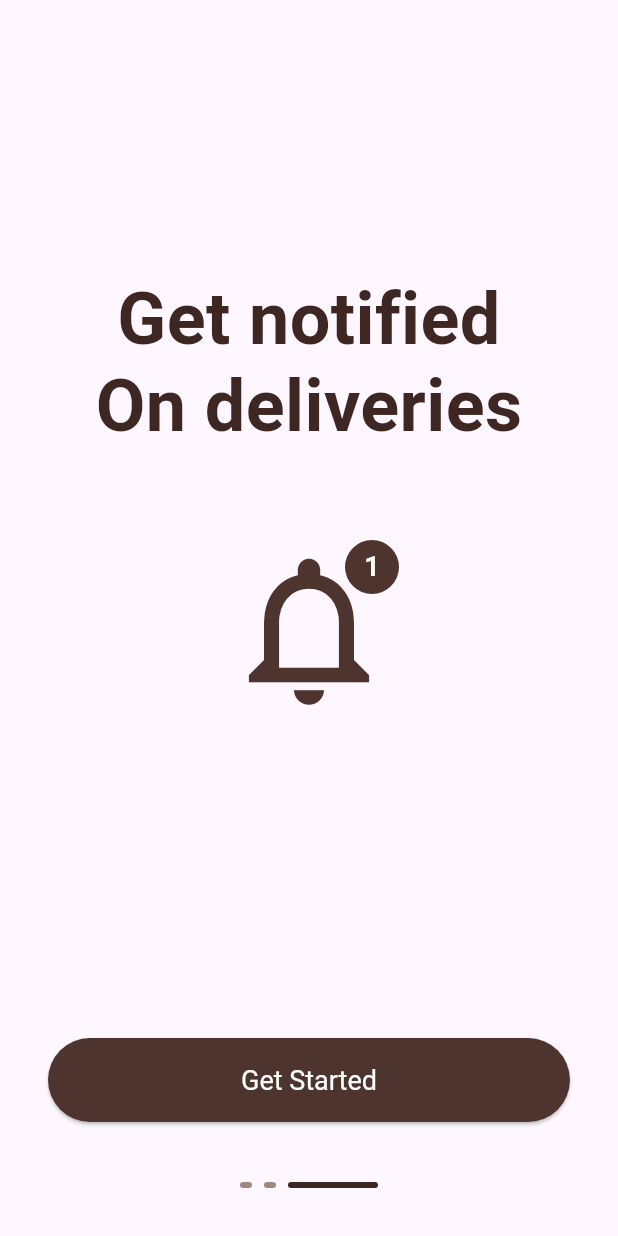
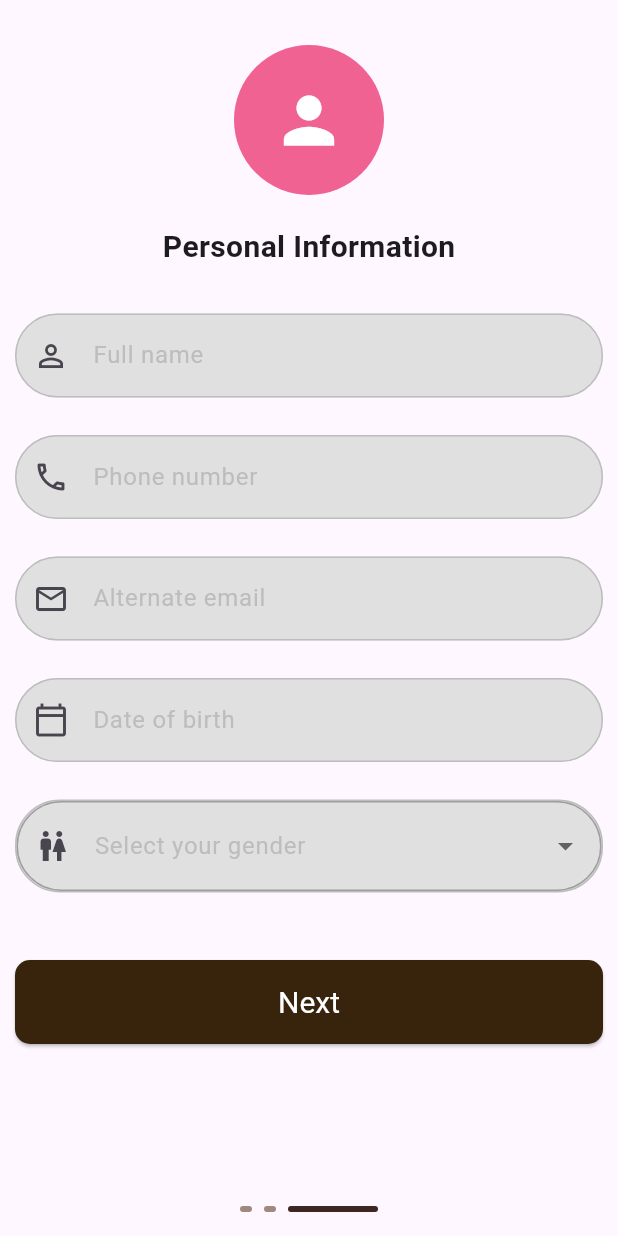
Before and after one commit to CodeFFun/resub, a Flutter app: the ThirdOnboardingScreen screen opened directly, on a phone screen of 412 x 824 dp. Run offline on Flutter 3.47's test engine with Material 3 defaults, Android fonts, the phone set to English and light mode, and no system bars.

Commit message:
Personal Info page

```diff
--- /dev/null
+++ b/lib/screen/personal_info_page.dart
@@ -0,0 +1,188 @@
+import 'package:flutter/material.dart';
+import 'package:resub/screen/home_screen.dart';
+import 'package:resub/widgets/my_button.dart';
+import 'package:resub/widgets/my_input_form_field.dart';
+
+class PersonalInfoPage extends StatefulWidget {
+  const PersonalInfoPage({super.key});
+
+  @override
+  State<PersonalInfoPage> createState() => _PersonalInfoPageState();
+}
+
+class _PersonalInfoPageState extends State<PersonalInfoPage> {
+  final _formKey = GlobalKey<FormState>();
+  final _fullNameController = TextEditingController();
+  final _phoneController = TextEditingController();
+  final _emailController = TextEditingController();
+  final _dobController = TextEditingController();
+  String? _selectedGender;
+
+  @override
+  void dispose() {
+    _fullNameController.dispose();
+    _phoneController.dispose();
+    _emailController.dispose();
+    _dobController.dispose();
+    super.dispose();
+  }
+
+  // Future<void> _selectDate(BuildContext context) async {
+  //   final DateTime? picked = await showDatePicker(
+  //     context: context,
+  //     initialDate: DateTime.now(),
+  //     firstDate: DateTime(1900),
+  //     lastDate: DateTime.now(),
+  //   );
+  //   if (picked != null) {
+  //     setState(() {
+  //       _dobController.text = "${picked.day}/${picked.month}/${picked.year}";
+  //     });
+  //   }
+  // }
+
+  @override
+  Widget build(BuildContext context) {
+    return Scaffold(
+      // backgroundColor: const Color(0xFFF5F5F5),
+      body: SingleChildScrollView(
+        child: Padding(
+          padding: const EdgeInsets.all(10.0),
+          child: Form(
+            key: _formKey,
+            child: Column(
+              children: [
+                const SizedBox(height: 20),
+                // Profile Avatar
+                Container(
+                  width: 100,
+                  height: 100,
+                  decoration: BoxDecoration(
+                    color: Colors.pink.shade300,
+                    shape: BoxShape.circle,
+                  ),
+                  child: const Icon(
+                    Icons.person,
+                    size: 50,
+                    color: Colors.white,
+                  ),
+                ),
+                const SizedBox(height: 20),
+                const Text(
+                  'Personal Information',
+                  style: TextStyle(fontSize: 20, fontWeight: FontWeight.bold),
+                ),
+                const SizedBox(height: 30),
+
+                // Full Name
+                MyInputFormField(
+                  controller: _fullNameController,
+                  labelText: 'Full name',
+                  hintText: 'Enter your full name',
+                  icon: const Icon(Icons.person_outline),
+                  inputType: TextInputType.text,
+                ),
+                const SizedBox(height: 25),
+
+                // Phone Number
+                MyInputFormField(
+                  controller: _phoneController,
+                  labelText: 'Phone number',
+                  hintText: 'Enter your phone number',
+                  icon: const Icon(Icons.phone_outlined),
+                  inputType: TextInputType.phone,
+                ),
+                const SizedBox(height: 25),
+
+                // Alternate Email
+                MyInputFormField(
+                  controller: _emailController,
+                  labelText: 'Alternate email',
+                  hintText: 'Enter your email',
+                  icon: const Icon(Icons.email_outlined),
+                  inputType: TextInputType.emailAddress,
+                ),
+                const SizedBox(height: 25),
+
+                // Date of Birth
+                MyInputFormField(
+                  controller: _dobController,
+                  labelText: 'Date of birth',
+                  hintText: 'Select your date of birth',
+                  icon: const Icon(Icons.calendar_today_outlined),
+                ),
+                const SizedBox(height: 25),
+
+                // Gender Dropdown
+                Container(
+                  decoration: BoxDecoration(
+                    color: Colors.grey.shade300,
+                    borderRadius: BorderRadius.circular(30),
+                    border: Border.all(color: Colors.grey.shade400),
+                  ),
+                  child: DropdownButtonFormField<String>(
+                    value: _selectedGender,
+                    decoration: InputDecoration(
+                      labelText: 'Select your gender',
+                      floatingLabelBehavior: FloatingLabelBehavior.never,
+                      labelStyle: TextStyle(color: Colors.grey.shade400),
+                      prefixIcon: const Icon(Icons.wc_outlined),
+                      border: OutlineInputBorder(
+                        borderRadius: BorderRadius.circular(30),
+                        borderSide: BorderSide.none,
+                      ),
+                      filled: true,
+                      fillColor: Colors.grey.shade300,
+                      contentPadding: const EdgeInsets.symmetric(
+                        horizontal: 20,
+                        vertical: 18,
+                      ),
+                    ),
+                    items: ['Male', 'Female', 'Other'].map((String value) {
+                      return DropdownMenuItem<String>(
+                        value: value,
+                        child: Text(value),
+                      );
+                    }).toList(),
+                    onChanged: (String? newValue) {
+                      setState(() {
+                        _selectedGender = newValue;
+                      });
+                    },
+                    validator: (value) {
+                      if (value == null || value.isEmpty) {
+                        return 'Please select your gender';
+                      }
+                      return null;
+                    },
+                  ),
+                ),
+                const SizedBox(height: 45),
+
+                // Next Button
+                SizedBox(
+                  width: double.infinity,
+                  height: 56,
+                  child: MyButton(
+                    text: "Next",
+                    onPressed: () {
+                      if (_formKey.currentState!.validate()) {
+                        // Process data
+                        Navigator.push(
+                          context,
+                          MaterialPageRoute(
+                            builder: (context) => const HomeScreen(),
+                          ),
+                        );
+                      }
+                    },
+                  ),
+                ),
+              ],
+            ),
+          ),
+        ),
+      ),
+    );
+  }
+}
--- a/lib/screen/third_onboarding_screen.dart
+++ b/lib/screen/third_onboarding_screen.dart
@@ -1,5 +1,6 @@
 import 'package:flutter/material.dart';
-import 'package:resub/screen/home_screen.dart';
+// import 'package:resub/screen/home_screen.dart';
+import 'package:resub/screen/personal_info_page.dart';
 
 class ThirdOnboardingScreen extends StatelessWidget {
   const ThirdOnboardingScreen({super.key});
@@ -8,82 +9,12 @@ class ThirdOnboardingScreen extends StatelessWidget {
   Widget build(BuildContext context) {
     return Scaffold(
       body: SafeArea(
-        child: Padding(
-          padding: const EdgeInsets.all(32.0),
-          child: Column(
-            mainAxisAlignment: MainAxisAlignment.center,
-            children: [
-              const Spacer(),
-              Text(
-                'Get notified \nOn deliveries',
-                style: TextStyle(
-                  fontSize: 48,
-                  fontWeight: FontWeight.bold,
-                  color: Colors.brown[900],
-                  height: 1.2,
-                ),
-                textAlign: TextAlign.center,
-              ),
-              const SizedBox(height: 60),
-              // Bell icon with notification badge
-              Stack(
-                children: [
-                  Icon(
-                    Icons.notifications_outlined,
-                    size: 120,
-                    color: Colors.brown[800],
-                  ),
-                  Positioned(
-                    right: 0,
-                    top: 0,
-                    child: Container(
-                      width: 36,
-                      height: 36,
-                      decoration: BoxDecoration(
-                        color: Colors.brown[800],
-                        shape: BoxShape.circle,
-                      ),
-                      child: const Center(
-                        child: Text(
-                          '1',
-                          style: TextStyle(
-                            color: Colors.white,
-                            fontSize: 18,
-                            fontWeight: FontWeight.bold,
-                          ),
-                        ),
-                      ),
-                    ),
-                  ),
-                ],
-              ),
-              const SizedBox(height: 60),
-              const Spacer(),
-              SizedBox(
-                width: double.infinity,
-                height: 56,
-                child: ElevatedButton(
-                  onPressed: () {
-                    Navigator.push(
-                      context,
-                      MaterialPageRoute(builder: (context) => HomeScreen()),
-                    );
-                  },
-                  style: ElevatedButton.styleFrom(
-                    backgroundColor: Colors.brown[800],
-                    shape: RoundedRectangleBorder(
-                      borderRadius: BorderRadius.circular(28),
-                    ),
-                  ),
-                  child: const Text(
-                    'Get Started',
-                    style: TextStyle(fontSize: 18, color: Colors.white),
-                  ),
-                ),
-              ),
-              const SizedBox(height: 40),
-              // Page indicator
-              Row(
+        child: Column(
+          children: [
+            Expanded(child: PersonalInfoPage()),
+            Padding(
+              padding: const EdgeInsets.all(16.0),
+              child: Row(
                 mainAxisAlignment: MainAxisAlignment.center,
                 children: [
                   Container(
@@ -114,8 +45,8 @@ class ThirdOnboardingScreen extends StatelessWidget {
                   ),
                 ],
               ),
-            ],
-          ),
+            ),
+          ],
         ),
       ),
     );
```
